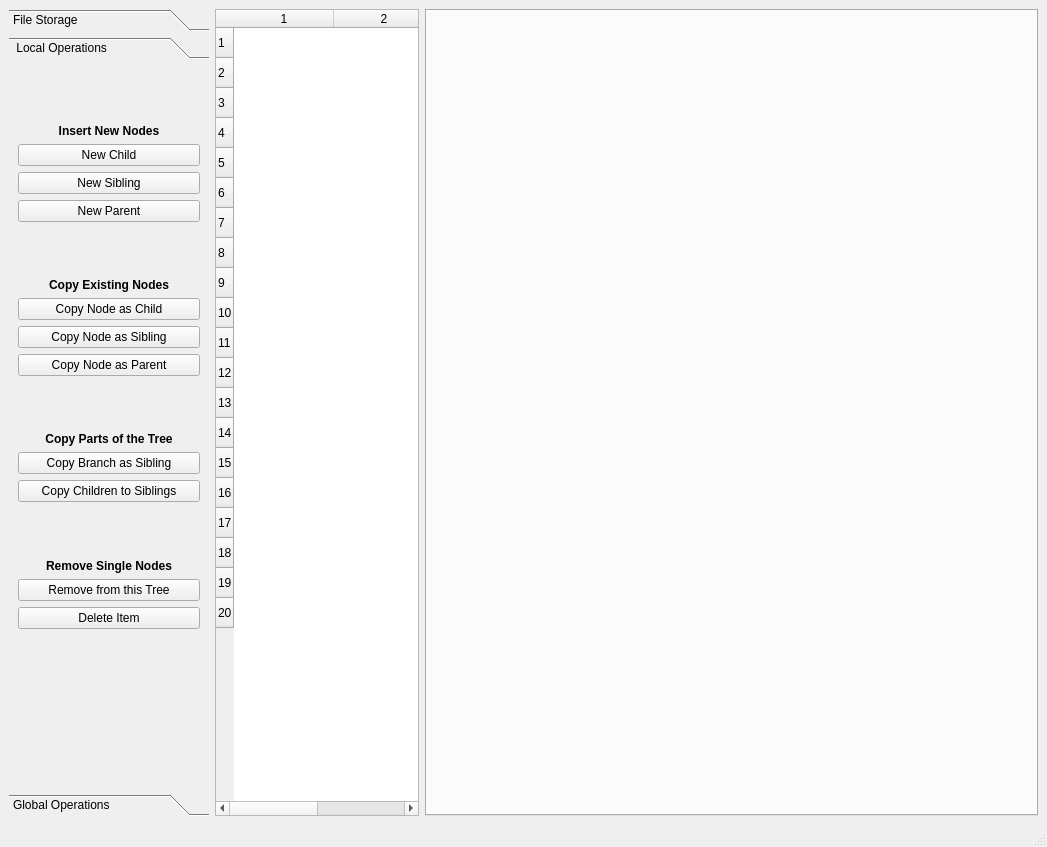
Before: the Qt Designer form mainwindow.ui in jkanev/treetime, drawn with Qt 5.
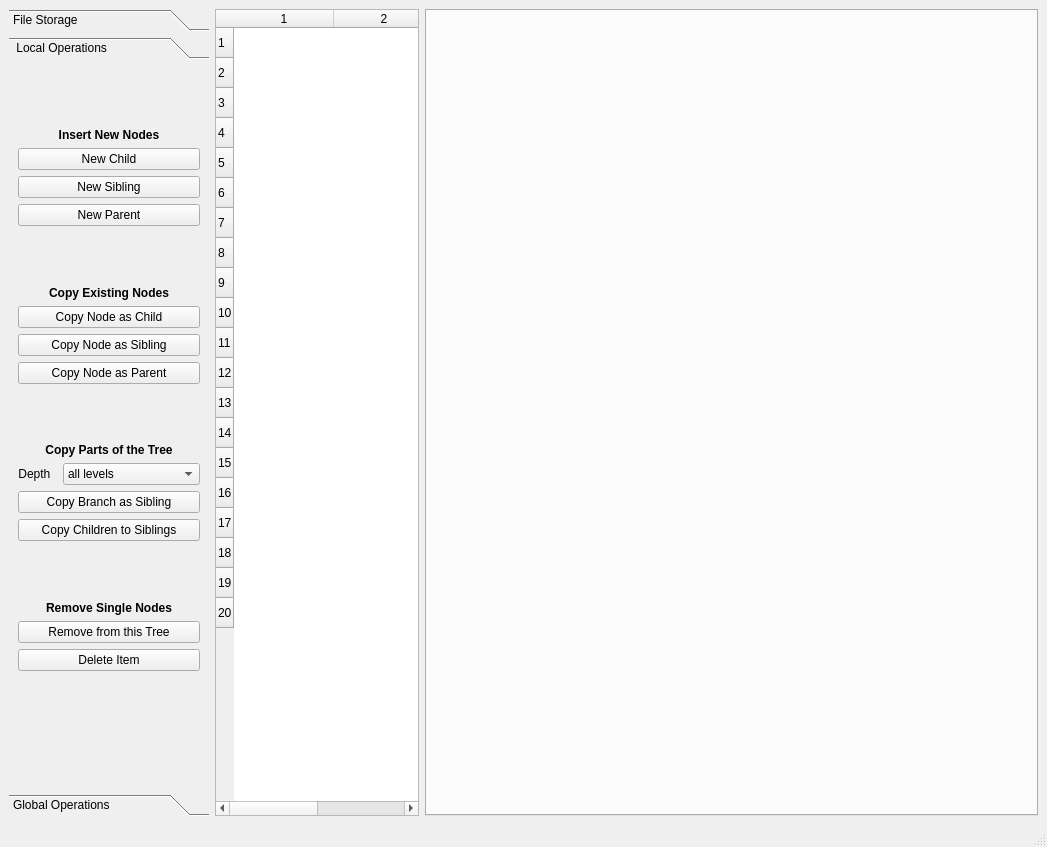
After: the same form once the commit is applied.

Commit message:
Implemented recursive copying without level depth selection
Clicking on "copy branch to sibling" no copies the complete
selected sub-tree as a sibling to the selected node. Copied
nodes become siblings to their counterparts in all other trees
they exist in. The level-depth parameter (settable from the
combo box) is ignored.

```diff
--- a/mainwindow.ui
+++ b/mainwindow.ui
@@ -169,56 +169,20 @@
          <height>716</height>
         </rect>
        </property>
+       <property name="minimumSize">
+        <size>
+         <width>200</width>
+         <height>716</height>
+        </size>
+       </property>
        <attribute name="label">
         <string> Local Operations </string>
        </attribute>
-       <layout class="QGridLayout" name="gridLayout_2">
-        <item row="11" column="0">
-         <widget class="QLabel" name="label_3">
-          <property name="font">
-           <font>
-            <weight>75</weight>
-            <bold>true</bold>
-           </font>
-          </property>
-          <property name="text">
-           <string>Copy Parts of the Tree</string>
-          </property>
-          <property name="alignment">
-           <set>Qt::AlignCenter</set>
-          </property>
-         </widget>
-        </item>
-        <item row="6" column="0">
-         <widget class="QLabel" name="label_2">
-          <property name="font">
-           <font>
-            <weight>75</weight>
-            <bold>true</bold>
-           </font>
-          </property>
-          <property name="text">
-           <string>Copy Existing Nodes</string>
-          </property>
-          <property name="alignment">
-           <set>Qt::AlignCenter</set>
-          </property>
-         </widget>
-        </item>
-        <item row="15" column="0">
-         <spacer name="verticalSpacer_3">
-          <property name="orientation">
-           <enum>Qt::Vertical</enum>
-          </property>
-          <property name="sizeHint" stdset="0">
-           <size>
-            <width>20</width>
-            <height>40</height>
-           </size>
-          </property>
-         </spacer>
-        </item>
-        <item row="1" column="0">
+       <layout class="QFormLayout" name="formLayout">
+        <property name="fieldGrowthPolicy">
+         <enum>QFormLayout::ExpandingFieldsGrow</enum>
+        </property>
+        <item row="2" column="0" colspan="2">
          <widget class="QLabel" name="label">
           <property name="font">
            <font>
@@ -234,142 +198,111 @@
           </property>
          </widget>
         </item>
-        <item row="10" column="0">
-         <spacer name="verticalSpacer_5">
-          <property name="orientation">
-           <enum>Qt::Vertical</enum>
-          </property>
-          <property name="sizeHint" stdset="0">
-           <size>
-            <width>20</width>
-            <height>40</height>
-           </size>
-          </property>
-         </spacer>
-        </item>
-        <item row="5" column="0">
-         <spacer name="verticalSpacer_4">
-          <property name="orientation">
-           <enum>Qt::Vertical</enum>
-          </property>
-          <property name="sizeHint" stdset="0">
-           <size>
-            <width>20</width>
-            <height>40</height>
-           </size>
-          </property>
-         </spacer>
-        </item>
-        <item row="4" column="0">
-         <widget class="QPushButton" name="pushButtonNewParent">
-          <property name="text">
-           <string>New Parent</string>
-          </property>
-         </widget>
-        </item>
-        <item row="19" column="0">
-         <spacer name="verticalSpacer_6">
-          <property name="orientation">
-           <enum>Qt::Vertical</enum>
-          </property>
-          <property name="sizeHint" stdset="0">
-           <size>
-            <width>20</width>
-            <height>40</height>
-           </size>
-          </property>
-         </spacer>
-        </item>
-        <item row="21" column="0">
-         <spacer name="verticalSpacer">
-          <property name="orientation">
-           <enum>Qt::Vertical</enum>
-          </property>
-          <property name="sizeHint" stdset="0">
-           <size>
-            <width>20</width>
-            <height>40</height>
-           </size>
-          </property>
-         </spacer>
-        </item>
-        <item row="13" column="0">
-         <widget class="QPushButton" name="pushButtonCopyChildrenSiblings">
-          <property name="text">
-           <string>Copy Children to Siblings</string>
-          </property>
-         </widget>
-        </item>
-        <item row="17" column="0">
-         <widget class="QPushButton" name="pushButtonRemove">
-          <property name="text">
-           <string>Remove from this Tree</string>
-          </property>
-         </widget>
-        </item>
-        <item row="9" column="0">
-         <widget class="QPushButton" name="pushButtonCopyNodeParent">
-          <property name="text">
-           <string>Copy Node as Parent</string>
-          </property>
-         </widget>
-        </item>
-        <item row="3" column="0">
-         <widget class="QPushButton" name="pushButtonNewSibling">
-          <property name="text">
-           <string>New Sibling</string>
-          </property>
-         </widget>
-        </item>
-        <item row="2" column="0">
+        <item row="3" column="0" colspan="2">
          <widget class="QPushButton" name="pushButtonNewChild">
           <property name="text">
            <string>New Child</string>
           </property>
          </widget>
         </item>
-        <item row="7" column="0">
+        <item row="4" column="0" colspan="2">
+         <widget class="QPushButton" name="pushButtonNewSibling">
+          <property name="text">
+           <string>New Sibling</string>
+          </property>
+         </widget>
+        </item>
+        <item row="5" column="0" colspan="2">
+         <widget class="QPushButton" name="pushButtonNewParent">
+          <property name="text">
+           <string>New Parent</string>
+          </property>
+         </widget>
+        </item>
+        <item row="7" column="0" colspan="2">
+         <widget class="QLabel" name="label_2">
+          <property name="font">
+           <font>
+            <weight>75</weight>
+            <bold>true</bold>
+           </font>
+          </property>
+          <property name="text">
+           <string>Copy Existing Nodes</string>
+          </property>
+          <property name="alignment">
+           <set>Qt::AlignCenter</set>
+          </property>
+         </widget>
+        </item>
+        <item row="8" column="0" colspan="2">
          <widget class="QPushButton" name="pushButtonCopyNodeChild">
           <property name="text">
            <string>Copy Node as Child</string>
           </property>
          </widget>
         </item>
-        <item row="18" column="0">
-         <widget class="QPushButton" name="pushButtonDelete">
-          <property name="text">
-           <string>Delete Item</string>
-          </property>
-         </widget>
-        </item>
-        <item row="8" column="0">
+        <item row="9" column="0" colspan="2">
          <widget class="QPushButton" name="pushButtonCopyNodeSibling">
           <property name="text">
            <string>Copy Node as Sibling</string>
           </property>
          </widget>
         </item>
-        <item row="12" column="0">
+        <item row="10" column="0" colspan="2">
+         <widget class="QPushButton" name="pushButtonCopyNodeParent">
+          <property name="text">
+           <string>Copy Node as Parent</string>
+          </property>
+         </widget>
+        </item>
+        <item row="12" column="0" colspan="2">
+         <widget class="QLabel" name="label_3">
+          <property name="font">
+           <font>
+            <weight>75</weight>
+            <bold>true</bold>
+           </font>
+          </property>
+          <property name="text">
+           <string>Copy Parts of the Tree</string>
+          </property>
+          <property name="alignment">
+           <set>Qt::AlignCenter</set>
+          </property>
+         </widget>
+        </item>
+        <item row="13" column="0">
+         <widget class="QLabel" name="label_6">
+          <property name="sizePolicy">
+           <sizepolicy hsizetype="Expanding" vsizetype="Preferred">
+            <horstretch>0</horstretch>
+            <verstretch>0</verstretch>
+           </sizepolicy>
+          </property>
+          <property name="text">
+           <string>Depth  </string>
+          </property>
+          <property name="alignment">
+           <set>Qt::AlignRight|Qt::AlignTrailing|Qt::AlignVCenter</set>
+          </property>
+         </widget>
+        </item>
+        <item row="15" column="0" colspan="2">
          <widget class="QPushButton" name="pushButtonCopyBranchSibling">
           <property name="text">
            <string>Copy Branch as Sibling</string>
           </property>
          </widget>
         </item>
-        <item row="20" column="0">
-         <spacer name="verticalSpacer_7">
-          <property name="orientation">
-           <enum>Qt::Vertical</enum>
+        <item row="16" column="0" colspan="2">
+         <widget class="QPushButton" name="pushButtonCopyChildrenSiblings">
+          <property name="text">
+           <string>Copy Children to Siblings</string>
           </property>
-          <property name="sizeHint" stdset="0">
-           <size>
-            <width>20</width>
-            <height>40</height>
-           </size>
-          </property>
-         </spacer>
+         </widget>
         </item>
-        <item row="16" column="0">
+        <item row="18" column="0" colspan="2">
          <widget class="QLabel" name="label_4">
           <property name="font">
            <font>
@@ -385,8 +318,152 @@
           </property>
          </widget>
         </item>
-        <item row="0" column="0">
-         <spacer name="verticalSpacer_8">
+        <item row="19" column="0" colspan="2">
+         <widget class="QPushButton" name="pushButtonRemove">
+          <property name="text">
+           <string>Remove from this Tree</string>
+          </property>
+         </widget>
+        </item>
+        <item row="20" column="0" colspan="2">
+         <widget class="QPushButton" name="pushButtonDelete">
+          <property name="text">
+           <string>Delete Item</string>
+          </property>
+         </widget>
+        </item>
+        <item row="1" column="0" colspan="2">
+         <spacer name="verticalSpacer">
+          <property name="orientation">
+           <enum>Qt::Vertical</enum>
+          </property>
+          <property name="sizeHint" stdset="0">
+           <size>
+            <width>20</width>
+            <height>40</height>
+           </size>
+          </property>
+         </spacer>
+        </item>
+        <item row="6" column="0" colspan="2">
+         <spacer name="verticalSpacer_3">
+          <property name="orientation">
+           <enum>Qt::Vertical</enum>
+          </property>
+          <property name="sizeHint" stdset="0">
+           <size>
+            <width>20</width>
+            <height>40</height>
+           </size>
+          </property>
+         </spacer>
+        </item>
+        <item row="11" column="0" colspan="2">
+         <spacer name="verticalSpacer_4">
+          <property name="orientation">
+           <enum>Qt::Vertical</enum>
+          </property>
+          <property name="sizeHint" stdset="0">
+           <size>
+            <width>20</width>
+            <height>40</height>
+           </size>
+          </property>
+         </spacer>
+        </item>
+        <item row="17" column="0" colspan="2">
+         <spacer name="verticalSpacer_5">
+          <property name="orientation">
+           <enum>Qt::Vertical</enum>
+          </property>
+          <property name="sizeHint" stdset="0">
+           <size>
+            <width>20</width>
+            <height>40</height>
+           </size>
+          </property>
+         </spacer>
+        </item>
+        <item row="13" column="1">
+         <widget class="QComboBox" name="comboBox">
+          <property name="sizePolicy">
+           <sizepolicy hsizetype="Expanding" vsizetype="Fixed">
+            <horstretch>0</horstretch>
+            <verstretch>0</verstretch>
+           </sizepolicy>
+          </property>
+          <item>
+           <property name="text">
+            <string>all levels</string>
+           </property>
+          </item>
+          <item>
+           <property name="text">
+            <string>1 level</string>
+           </property>
+          </item>
+          <item>
+           <property name="text">
+            <string>2 levels</string>
+           </property>
+          </item>
+          <item>
+           <property name="text">
+            <string>3 levels</string>
+           </property>
+          </item>
+          <item>
+           <property name="text">
+            <string>4 levels</string>
+           </property>
+          </item>
+          <item>
+           <property name="text">
+            <string>5 levels</string>
+           </property>
+          </item>
+          <item>
+           <property name="text">
+            <string>6 levels</string>
+           </property>
+          </item>
+          <item>
+           <property name="text">
+            <string>7 levels</string>
+           </property>
+          </item>
+          <item>
+           <property name="text">
+            <string>8 levels</string>
+           </property>
+          </item>
+          <item>
+           <property name="text">
+            <string>9 levels</string>
+           </property>
+          </item>
+          <item>
+           <property name="text">
+            <string>10 levels</string>
+           </property>
+          </item>
+         </widget>
+        </item>
+        <item row="22" column="0" colspan="2">
+         <spacer name="verticalSpacer_6">
+          <property name="orientation">
+           <enum>Qt::Vertical</enum>
+          </property>
+          <property name="sizeHint" stdset="0">
+           <size>
+            <width>20</width>
+            <height>40</height>
+           </size>
+          </property>
+         </spacer>
+        </item>
+        <item row="21" column="0" colspan="2">
+         <spacer name="verticalSpacer_7">
           <property name="orientation">
            <enum>Qt::Vertical</enum>
           </property>
```
Left out of the diff: 4 changed lines with no effect on the pictures. The commit also changes 2 other files.
